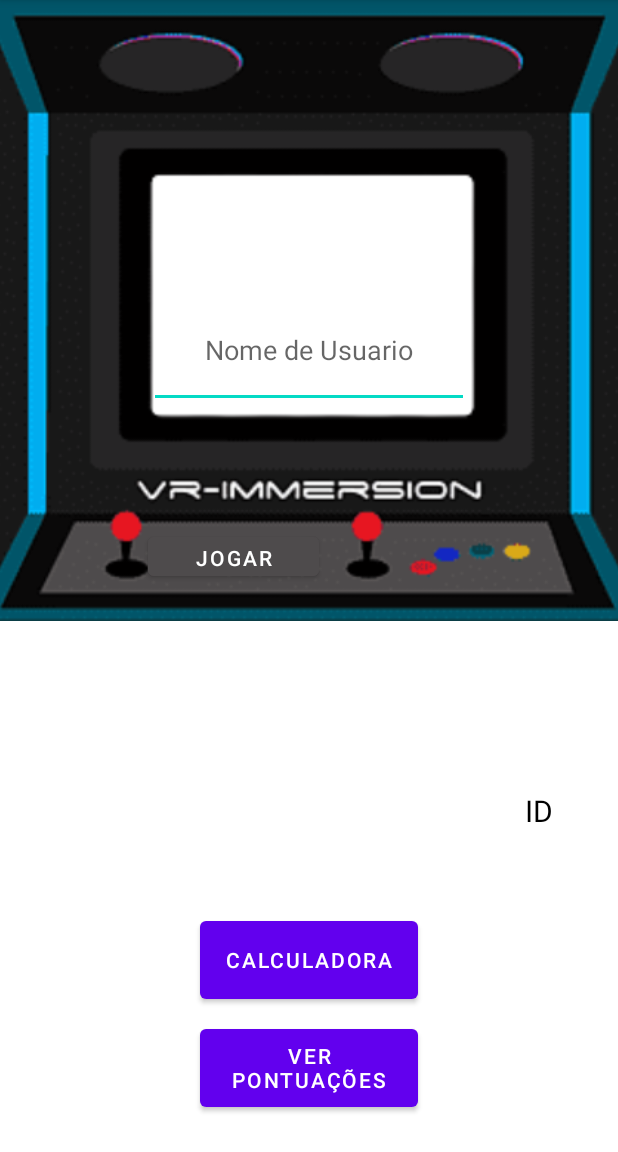
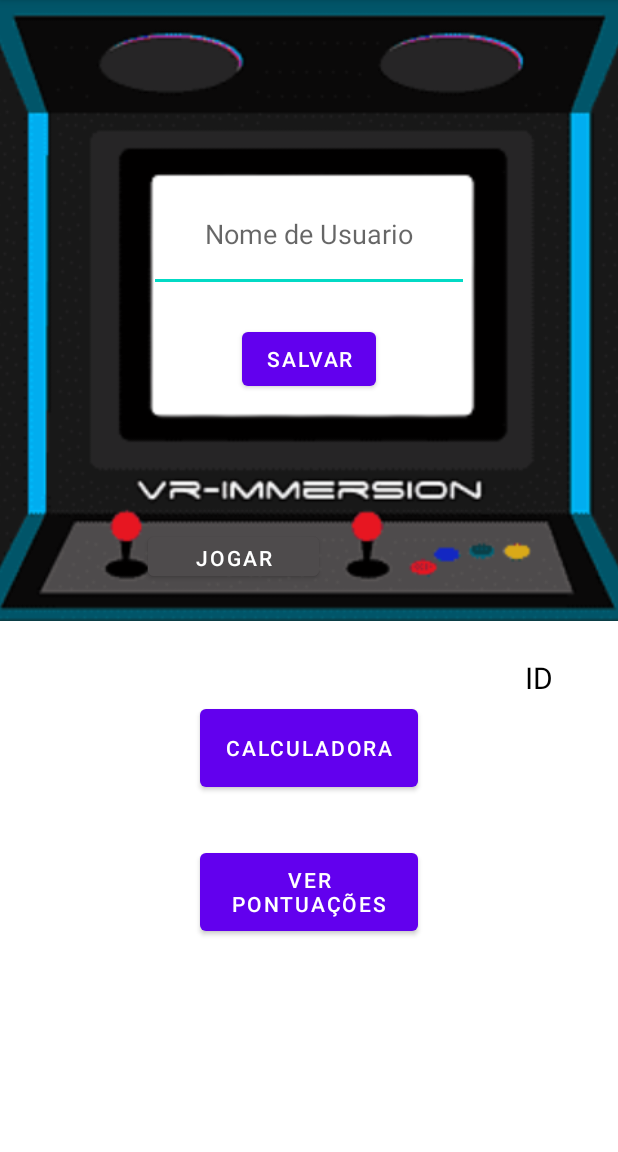
Before and after one commit to Guinhovhrm/ProjetoPDM, an Android app: the Menu screen opened directly, with no data from a screen before it, on a phone screen of 412 x 824 dp, the part 84-1236 px from its top. Run offline under Robolectric (Android 15) with nearby library versions, the phone set to English and light mode, and no system bars; Roboto replaces fonts that are not available here.

Commit message:
Inicio da parte de "cadastro"

```diff
--- a/app/src/main/java/com/example/areas/Menu.java
+++ b/app/src/main/java/com/example/areas/Menu.java
@@ -2,14 +2,44 @@ package com.example.areas;
 
 import androidx.appcompat.app.AppCompatActivity;
 
+import android.content.Intent;
 import android.os.Bundle;
+import android.view.View;
+import android.widget.Button;
+import android.widget.EditText;
 
 public class Menu extends AppCompatActivity {
 
+    Button btnSalvar, btnPont, btnPlay, btnCalc;
+    EditText edNomeUser;
+    Intent in;
     @Override
     protected void onCreate(Bundle savedInstanceState) {
         super.onCreate(savedInstanceState);
         setContentView(R.layout.activity_menu);
+        btnSalvar = findViewById(R.id.btnSalvar);
+        btnPont = findViewById(R.id.btnPont);
+        btnCalc = findViewById(R.id.btnCalc);
+        edNomeUser = findViewById(R.id.edNomeUser);
+        Usuario user = new Usuario();
+
+        btnSalvar.setOnClickListener(new View.OnClickListener() {
+            @Override
+            public void onClick(View view) {
+                user.setNomeUsuario(edNomeUser.toString());
+
+            }
+        });
+        btnCalc.setOnClickListener(new View.OnClickListener() {
+            @Override
+            public void onClick(View view) {
+                in = new Intent(Menu.this, Calculadora.class);
+                startActivity(in);
+
+            }
+        });
+
+
 
     }
 }
--- a/app/src/main/res/layout/activity_main.xml
+++ b/app/src/main/res/layout/activity_calculadora.xml
@@ -4,7 +4,7 @@
     xmlns:tools="http://schemas.android.com/tools"
     android:layout_width="match_parent"
     android:layout_height="match_parent"
-    tools:context=".MainActivity">
+    tools:context=".Calculadora">
 
     <Button
         android:id="@+id/btnCirc"
--- a/app/src/main/res/layout/activity_menu.xml
+++ b/app/src/main/res/layout/activity_menu.xml
@@ -11,15 +11,14 @@
         android:layout_width="213dp"
         android:layout_height="77dp"
         android:layout_marginStart="132dp"
-        android:layout_marginTop="221dp"
+        android:layout_marginTop="117dp"
         android:layout_marginEnd="132dp"
-        android:layout_marginBottom="169dp"
         android:ems="10"
         android:hint="Nome de Usuario"
         android:inputType="textPersonName"
         android:textAlignment="center"
-        app:layout_constraintBottom_toBottomOf="@+id/imageView6"
         app:layout_constraintEnd_toEndOf="@+id/imageView6"
+        app:layout_constraintHorizontal_bias="0.508"
         app:layout_constraintStart_toStartOf="@+id/imageView6"
         app:layout_constraintTop_toTopOf="@+id/imageView6" />
 
@@ -42,7 +41,7 @@
         android:id="@+id/btnCalc"
         android:layout_width="145dp"
         android:layout_height="64dp"
-        android:layout_marginBottom="8dp"
+        android:layout_marginBottom="32dp"
         android:text="Calculadora"
         app:layout_constraintBottom_toTopOf="@+id/btnPont"
         app:layout_constraintEnd_toEndOf="parent"
@@ -52,7 +51,7 @@
         android:id="@+id/btnPont"
         android:layout_width="145dp"
         android:layout_height="64dp"
-        android:layout_marginBottom="24dp"
+        android:layout_marginBottom="141dp"
         android:text="Ver pontuações"
         app:layout_constraintBottom_toBottomOf="parent"
         app:layout_constraintEnd_toEndOf="parent"
@@ -86,6 +85,20 @@
         app:layout_constraintHorizontal_bias="0.952"
         app:layout_constraintStart_toStartOf="parent"
         app:layout_constraintTop_toBottomOf="@+id/imageView6"
-        app:layout_constraintVertical_bias="1.0" />
+        app:layout_constraintVertical_bias="0.0" />
+
+    <Button
+        android:id="@+id/btnSalvar"
+        android:layout_width="wrap_content"
+        android:layout_height="wrap_content"
+        android:layout_marginStart="164dp"
+        android:layout_marginTop="21dp"
+        android:layout_marginEnd="164dp"
+        android:layout_marginBottom="151dp"
+        android:text="Salvar"
+        app:layout_constraintBottom_toBottomOf="@+id/imageView6"
+        app:layout_constraintEnd_toEndOf="@+id/imageView6"
+        app:layout_constraintStart_toStartOf="@+id/imageView6"
+        app:layout_constraintTop_toBottomOf="@+id/edNomeUser" />
 
 </androidx.constraintlayout.widget.ConstraintLayout>
```
Also changed, not shown: app/src/main/AndroidManifest.xml (+8 -5 lines), app/src/main/java/com/example/areas/ActivityPontuacao.java (added, +14 -0 lines), app/src/main/java/com/example/areas/Calculadora.java (renamed from app/src/main/java/com/example/areas/MainActivity.java, +9 -9 lines), app/src/main/res/layout/activity_pontuacao.xml (added, +9 -0 lines).
